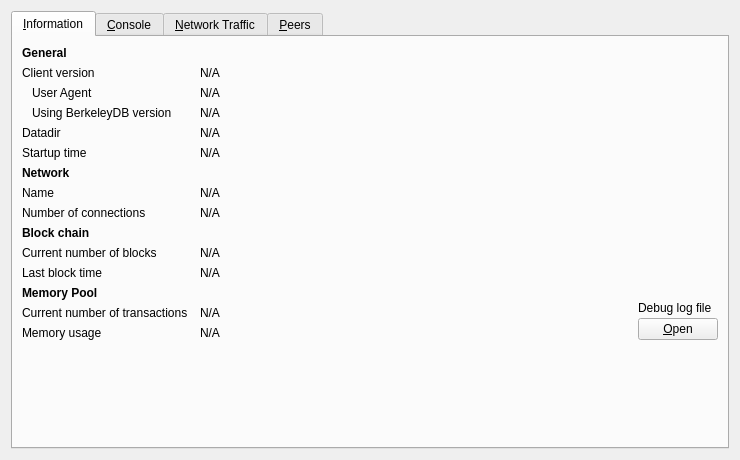
Qt form src/qt/forms/debugwindow.ui (GeorgeRDG/litecoinz) before a commit.
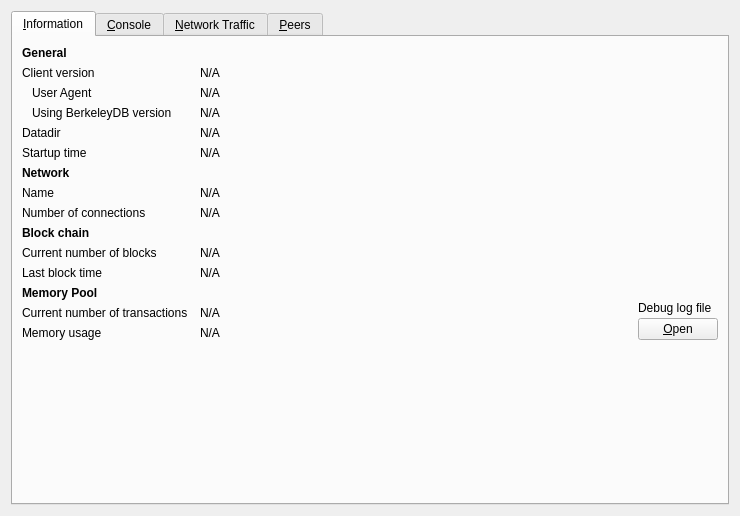
The same form after that commit. Icons and pictures are not drawn. Custom widgets are drawn as their Qt base class.

What changed in the file:
```diff
--- a/src/qt/forms/debugwindow.ui
+++ b/src/qt/forms/debugwindow.ui
@@ -7,7 +7,7 @@
     <x>0</x>
     <y>0</y>
     <width>740</width>
-    <height>430</height>
+    <height>516</height>
    </rect>
   </property>
   <property name="windowTitle">
```
Left out of the diff: 14 changed lines with no effect on the pictures. Lines whose indentation alone changed are shown as unchanged.
